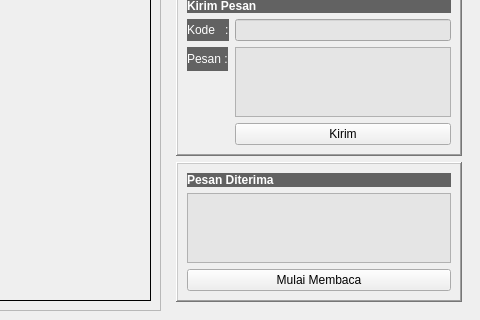
Old version of the form script/resources/interface.ui in the repository wanggor/afis; both pictures show x 761 to 1241 and y 475 to 795 of the 1241 by 795 pixel window.
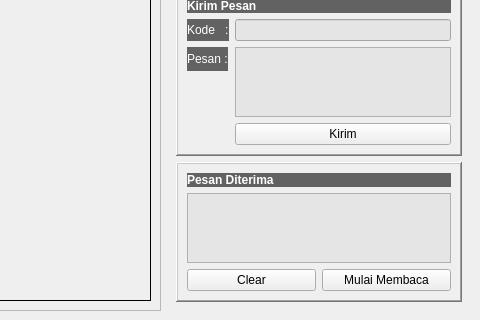
New version of the form.

Commit message: add clear button

Diff of the .ui file:
```diff
--- a/script/resources/interface.ui
+++ b/script/resources/interface.ui
@@ -765,11 +765,22 @@
            </widget>
           </item>
           <item>
+           <layout class="QHBoxLayout" name="horizontalLayout_7">
+            <item>
+             <widget class="QPushButton" name="pushButton_clear">
+              <property name="text">
+               <string>Clear</string>
+              </property>
+             </widget>
+            </item>
+            <item>
            <widget class="QPushButton" name="pushButton_startRead">
             <property name="text">
              <string>Mulai Membaca</string>
             </property>
            </widget>
+            </item>
+           </layout>
           </item>
          </layout>
         </widget>
```
Lines whose indentation alone changed are shown as unchanged. The commit also changes 5 other files.
